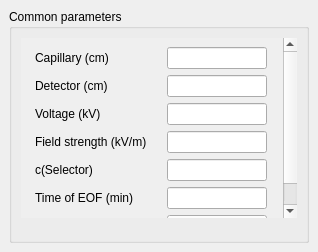
First picture: the form in src/gui/commonparameterswidget.ui, repository echmet/CEval, before the edit.
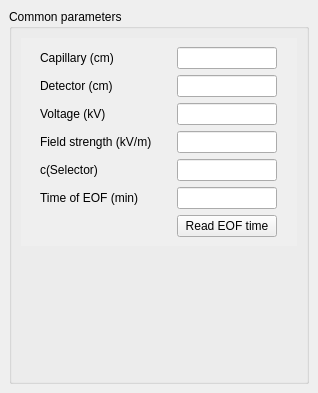
Second picture: the form after the edit. Custom widgets are drawn as their Qt base class.

```diff
--- a/src/gui/commonparameterswidget.ui
+++ b/src/gui/commonparameterswidget.ui
@@ -10,7 +10,7 @@
     <x>0</x>
     <y>0</y>
     <width>318</width>
-    <height>252</height>
+    <height>393</height>
    </rect>
   </property>
   <property name="sizePolicy">
@@ -105,8 +105,8 @@
           <rect>
            <x>0</x>
            <y>0</y>
-           <width>263</width>
-           <height>278</height>
+           <width>278</width>
+           <height>282</height>
           </rect>
          </property>
          <property name="sizePolicy">
```
